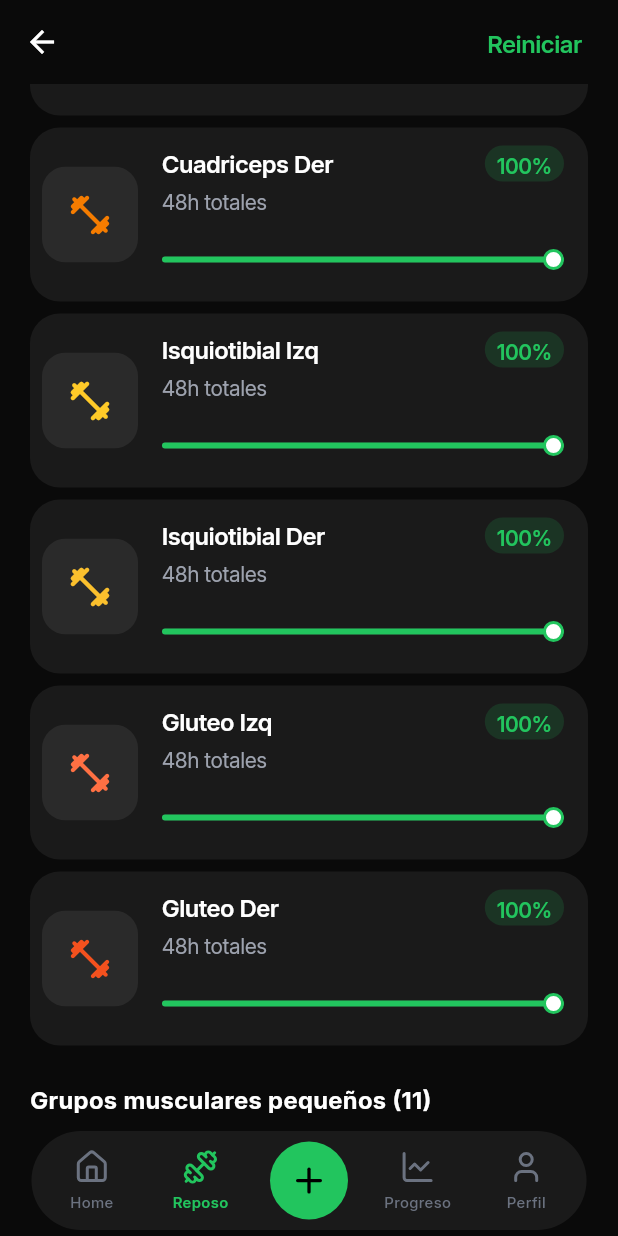
After one commit to eriquezinedine/fiofut, a Flutter app: the AppContentPage screen opened by its route, item 2 of the bottom bar chosen, scrolled down 576 dp, after a tap on "Reiniciar", on a phone screen of 412 x 824 dp. The commit adds this screen. Run offline on Flutter 3.47's test engine with Material 3 defaults, Android fonts, the phone set to English and light mode, and no system bars; our stand-ins replace flutter_riverpod, flutter_slidable, flutter_svg, go_router, google_sign_in, image_picker and 5 more; missing offline and left inert: nation_code_picker; accounts and stored records are empty; generated files the repository leaves out were written again.

Commit message:
repose_widget

```diff
--- /dev/null
+++ b/lib/apps/client/features/repose/domain/providers/muscle_repose_state.dart
@@ -0,0 +1,80 @@
+part of 'muscle_repose_provider.dart';
+
+/// State for a single muscle group's repose progress.
+@immutable
+class MuscleReposeState {
+  const MuscleReposeState({
+    required this.muscle,
+    required this.progress,
+    required this.totalMinutes,
+    this.sliderEnabled = true,
+  });
+
+  final MuscleGroup muscle;
+
+  /// Progress from 0.0 to 1.0.
+  final double progress;
+
+  /// Total rest time in minutes for this muscle.
+  final int totalMinutes;
+
+  /// When false the knob is hidden and the bar is not interactive.
+  final bool sliderEnabled;
+
+  /// Red (0-10%), Orange (11-99%), Green (100%).
+  Color get progressColor {
+    if (progress <= 0.10) return AppColors.error;
+    if (progress >= 1.0) return AppColors.primary;
+    return AppColors.orange;
+  }
+
+  int get remainingMinutes => ((1.0 - progress) * totalMinutes).round();
+
+  String get remainingText {
+    final totalHours = totalMinutes ~/ 60;
+    final totalMins = totalMinutes % 60;
+
+    if (progress >= 1.0) {
+      if (totalHours > 0 && totalMins > 0) {
+        return '${totalHours}h ${totalMins}m totales';
+      }
+      if (totalHours > 0) return '${totalHours}h totales';
+      return '${totalMins}m totales';
+    }
+
+    final remHours = remainingMinutes ~/ 60;
+    final remMins = remainingMinutes % 60;
+    if (remHours > 0 && remMins > 0) return '${remHours}h ${remMins}m restantes';
+    if (remHours > 0) return '${remHours}h restantes';
+    return '${remMins}m restantes';
+  }
+
+  String get progressText => '${(progress * 100).round()}%';
+
+  MuscleReposeState copyWith({
+    MuscleGroup? muscle,
+    double? progress,
+    int? totalMinutes,
+    bool? sliderEnabled,
+  }) {
+    return MuscleReposeState(
+      muscle: muscle ?? this.muscle,
+      progress: progress ?? this.progress,
+      totalMinutes: totalMinutes ?? this.totalMinutes,
+      sliderEnabled: sliderEnabled ?? this.sliderEnabled,
+    );
+  }
+
+  @override
+  bool operator ==(Object other) {
+    if (identical(this, other)) return true;
+    if (other is! MuscleReposeState) return false;
+    return other.muscle == muscle &&
+        other.progress == progress &&
+        other.totalMinutes == totalMinutes &&
+        other.sliderEnabled == sliderEnabled;
+  }
+
+  @override
+  int get hashCode => Object.hash(muscle, progress, totalMinutes, sliderEnabled);
+}
--- a/lib/apps/client/features/repose/domain/providers/providers.dart
+++ b/lib/apps/client/features/repose/domain/providers/providers.dart
@@ -1,3 +1,4 @@
 // Barrel file for repose providers.
 export 'muscle_group_provider.dart';
+export 'muscle_repose_provider.dart';
 export 'repose_provider.dart';
--- /dev/null
+++ b/lib/apps/client/features/repose/presentation/widgets.dart
@@ -0,0 +1,3 @@
+// Barrel file for repose widgets.
+export 'widgets/muscle_custom_painter/front_body_custom_paint.dart';
+export 'widgets/repose_list_sliders/repose_list_sliders.dart';
--- /dev/null
+++ b/lib/apps/client/features/repose/presentation/widgets/repose_list_sliders/repose_list_sliders.dart
@@ -0,0 +1,441 @@
+import 'package:app_ui/app_ui.dart';
+import 'package:fio_fut/apps/client/features/repose/domain/models/muscle_group.dart';
+import 'package:fio_fut/apps/client/features/repose/domain/providers/muscle_repose_provider.dart';
+import 'package:flutter/material.dart';
+import 'package:flutter_riverpod/flutter_riverpod.dart';
+
+// ---------------------------------------------------------------------------
+// Constants
+// ---------------------------------------------------------------------------
+
+const _largeMuscleGroups = {
+  MuscleGroup.chestLeft,
+  MuscleGroup.chestRight,
+  MuscleGroup.upperBack,
+  MuscleGroup.lowerBack,
+  MuscleGroup.quadLeft,
+  MuscleGroup.quadRight,
+  MuscleGroup.hamstringLeft,
+  MuscleGroup.hamstringRight,
+  MuscleGroup.gluteLeft,
+  MuscleGroup.gluteRight,
+};
+
+/// Default list of muscles shown for development / preview.
+const kFakeMuscles = [
+  // Large
+  MuscleGroup.chestLeft,
+  MuscleGroup.chestRight,
+  MuscleGroup.upperBack,
+  MuscleGroup.lowerBack,
+  MuscleGroup.quadLeft,
+  MuscleGroup.quadRight,
+  MuscleGroup.hamstringLeft,
+  MuscleGroup.hamstringRight,
+  MuscleGroup.gluteLeft,
+  MuscleGroup.gluteRight,
+  // Small
+  MuscleGroup.shoulderLeft,
+  MuscleGroup.shoulderRight,
+  MuscleGroup.bicepLeft,
+  MuscleGroup.bicepRight,
+  MuscleGroup.tricepLeft,
+  MuscleGroup.tricepRight,
+  MuscleGroup.forearmLeft,
+  MuscleGroup.forearmRight,
+  MuscleGroup.abs,
+  MuscleGroup.calfLeft,
+  MuscleGroup.calfRight,
+];
+
+// ---------------------------------------------------------------------------
+// Main widget
+// ---------------------------------------------------------------------------
+
+/// Displays muscle groups organized by size with rest-progress sliders.
+///
+/// Each [MuscleGroup] reads from its own [muscleReposeProvider] instance
+/// (autoDispose family) so every card has independent state.
+class ReposeListSliders extends ConsumerWidget {
+  const ReposeListSliders({
+    required this.muscles,
+    super.key,
+  });
+
+  final List<MuscleGroup> muscles;
+
+  @override
+  Widget build(BuildContext context, WidgetRef ref) {
+    final large =
+        muscles.where((m) => _largeMuscleGroups.contains(m)).toList();
+    final small =
+        muscles.where((m) => !_largeMuscleGroups.contains(m)).toList();
+
+    return Scaffold(
+      backgroundColor: AppColors.background,
+      appBar: _buildAppBar(context, ref),
+      body: ListView(
+        padding: const EdgeInsets.symmetric(horizontal: 20),
+        children: [
+          if (large.isNotEmpty) ...[
+            _SectionHeader(
+              title: 'Grupos musculares grandes (${large.length})',
+            ),
+            const SizedBox(height: 45),
+            _MuscleGroupList(muscles: large),
+          ],
+          if (small.isNotEmpty) ...[
+            const SizedBox(height: AppSpacing.lg),
+            _SectionHeader(
+              title: 'Grupos musculares peque\u00f1os (${small.length})',
+            ),
+            const SizedBox(height: 45),
+            _MuscleGroupList(muscles: small),
+          ],
+          const SizedBox(height: AppSpacing.lg),
+        ],
+      ),
+    );
+  }
+
+  PreferredSizeWidget _buildAppBar(BuildContext context, WidgetRef ref) {
+    return AppBar(
+      backgroundColor: AppColors.background,
+      elevation: 0,
+      scrolledUnderElevation: 0,
+      leading: IconButton(
+        icon: const Icon(Icons.arrow_back, size: AppSpacing.iconMd),
+        color: AppColors.textPrimary,
+        onPressed: () => Navigator.of(context).maybePop(),
+      ),
+      actions: [
+        TextButton(
+          onPressed: () {
+            for (final muscle in muscles) {
+              ref.read(muscleReposeProvider(muscle).notifier).reset();
+            }
+          },
+          child: Text(
+            'Reiniciar',
+            style: AppTextStyles.bodyMedium.copyWith(
+              color: AppColors.primary,
+              letterSpacing: -0.32,
+            ),
+          ),
+        ),
+      ],
+    );
+  }
+}
+
+// ---------------------------------------------------------------------------
+// Section header
+// ---------------------------------------------------------------------------
+
+class _SectionHeader extends StatelessWidget {
+  const _SectionHeader({required this.title});
+
+  final String title;
+
+  @override
+  Widget build(BuildContext context) {
+    return Text(
+      title,
+      style: AppTextStyles.bodyMedium.copyWith(
+        fontWeight: FontWeight.w700,
+        color: AppColors.textPrimary,
+      ),
+    );
+  }
+}
+
+// ---------------------------------------------------------------------------
+// Muscle group list (no scroll – embedded in parent ListView)
+// ---------------------------------------------------------------------------
+
+class _MuscleGroupList extends StatelessWidget {
+  const _MuscleGroupList({required this.muscles});
+
+  final List<MuscleGroup> muscles;
+
+  @override
+  Widget build(BuildContext context) {
+    return Column(
+      children: [
+        for (int i = 0; i < muscles.length; i++) ...[
+          MuscleGroupCard(muscle: muscles[i]),
+          if (i < muscles.length - 1) const SizedBox(height: AppSpacing.xs),
+        ],
+      ],
+    );
+  }
+}
+
+// ---------------------------------------------------------------------------
+// MuscleGroupCard – reads from its own provider instance
+// ---------------------------------------------------------------------------
+
+/// Card showing a muscle group's image, name, remaining time, progress bar
+/// and percentage badge. State comes from [muscleReposeProvider].
+class MuscleGroupCard extends ConsumerWidget {
+  const MuscleGroupCard({required this.muscle, super.key});
+
+  final MuscleGroup muscle;
+
+  @override
+  Widget build(BuildContext context, WidgetRef ref) {
+    final state = ref.watch(muscleReposeProvider(muscle));
+
+    return Container(
+      decoration: const BoxDecoration(
+        color: AppColors.card,
+        borderRadius: AppSpacing.borderRadiusXl,
+      ),
+      padding: const EdgeInsets.only(
+        left: AppSpacing.xs,
+        right: AppSpacing.md,
+        top: AppSpacing.sm,
+        bottom: AppSpacing.sm,
+      ),
+      child: Row(
+        children: [
+          _MuscleImage(muscle: muscle),
+          AppSpacing.horizontalMd,
+          Expanded(
+            child: Column(
+              crossAxisAlignment: CrossAxisAlignment.start,
+              mainAxisSize: MainAxisSize.min,
+              children: [
+                Row(
+                  crossAxisAlignment: CrossAxisAlignment.start,
+                  children: [
+                    Expanded(
+                      child: Column(
+                        crossAxisAlignment: CrossAxisAlignment.start,
+                        children: [
+                          Text(
+                            muscle.label,
+                            style: AppTextStyles.bodyMedium.copyWith(
+                              letterSpacing: -0.32,
+                              color: AppColors.textPrimary,
+                            ),
+                            maxLines: 1,
+                            overflow: TextOverflow.ellipsis,
+                          ),
+                          const SizedBox(height: AppSpacing.xxs),
+                          Text(
+                            state.remainingText,
+                            style: AppTextStyles.caption.copyWith(
+                              letterSpacing: -0.28,
+                              color: AppColors.textDescription,
+                            ),
+                          ),
+                        ],
+                      ),
+                    ),
+                    const SizedBox(width: AppSpacing.xs),
+                    ProgressBadge(
+                      text: state.progressText,
+                      color: state.progressColor,
+                    ),
+                  ],
+                ),
+                const SizedBox(height: AppSpacing.sm),
+                MuscleProgressBar(
+                  progress: state.progress,
+                  color: state.progressColor,
+                  showKnob: state.sliderEnabled,
+                  onChanged: state.sliderEnabled
+                      ? (value) {
+                          ref
+                              .read(muscleReposeProvider(muscle).notifier)
+                              .updateProgress(value);
+                        }
+                      : null,
+                ),
+              ],
+            ),
+          ),
+        ],
+      ),
+    );
+  }
+}
+
+// ---------------------------------------------------------------------------
+// Muscle image placeholder
+// ---------------------------------------------------------------------------
+
+class _MuscleImage extends StatelessWidget {
+  const _MuscleImage({required this.muscle});
+
+  final MuscleGroup muscle;
+
+  @override
+  Widget build(BuildContext context) {
+    return ClipRRect(
+      borderRadius: AppSpacing.borderRadiusLg,
+      child: Container(
+        width: AppSpacing.xxxl,
+        height: AppSpacing.xxxl,
+        color: AppColors.surfaceAlt,
+        child: Center(
+          child: Icon(
+            Icons.fitness_center_rounded,
+            color: muscle.defaultColor,
+            size: AppSpacing.iconLg,
+          ),
+        ),
+      ),
+    );
+  }
+}
+
+// ---------------------------------------------------------------------------
+// ProgressBadge – pill-shaped percentage badge
+// ---------------------------------------------------------------------------
+
+class ProgressBadge extends StatelessWidget {
+  const ProgressBadge({
+    required this.text,
+    required this.color,
+    super.key,
+  });
+
+  final String text;
+  final Color color;
+
+  @override
+  Widget build(BuildContext context) {
+    return Container(
+      height: AppSpacing.lg,
+      padding: const EdgeInsets.symmetric(
+        horizontal: AppSpacing.xs,
+        vertical: AppSpacing.xxs,
+      ),
+      decoration: BoxDecoration(
+        color: color.withValues(alpha: 0.15),
+        borderRadius: AppSpacing.borderRadiusFull,
+      ),
+      child: Center(
+        widthFactor: 1,
+        child: Text(
+          text,
+          style: AppTextStyles.titleSmall.copyWith(
+            letterSpacing: -0.28,
+            color: color,
+          ),
+        ),
+      ),
+    );
+  }
+}
+
+// ---------------------------------------------------------------------------
+// MuscleProgressBar – interactive slider with circular knob
+// ---------------------------------------------------------------------------
+
+/// A thin horizontal progress bar with an optional draggable circular knob.
+///
+/// When [showKnob] is `false` the knob is hidden and gestures are disabled,
+/// turning the widget into a read-only progress indicator.
+class MuscleProgressBar extends StatelessWidget {
+  const MuscleProgressBar({
+    required this.progress,
+    required this.color,
+    this.showKnob = true,
+    this.onChanged,
+    super.key,
+  });
+
+  final double progress;
+  final Color color;
+
+  /// Whether to show the circular knob and allow interaction.
+  final bool showKnob;
+
+  /// Called when the user drags the knob to a new position.
+  final ValueChanged<double>? onChanged;
+
+  static const double _trackHeight = 4;
+  static const double _knobSize = 14;
+  static const double _knobBorder = 2;
+
+  @override
+  Widget build(BuildContext context) {
+    final clamped = progress.clamp(0.0, 1.0);
+    final interactive = showKnob && onChanged != null;
+
+    return LayoutBuilder(
+      builder: (context, constraints) {
+        final trackWidth = constraints.maxWidth;
+        final progressWidth = trackWidth * clamped;
+        final knobLeft = (progressWidth - _knobSize / 2)
+            .clamp(0.0, trackWidth - _knobSize);
+
+        final bar = SizedBox(
+          height: showKnob ? _knobSize : _trackHeight,
+          child: Stack(
+            alignment: Alignment.centerLeft,
+            children: [
+              // Track background
+              Container(
+                height: _trackHeight,
+                decoration: const BoxDecoration(
+                  color: AppColors.surfaceAlt,
+                  borderRadius: AppSpacing.borderRadiusFull,
+                ),
+              ),
+              // Progress fill
+              Container(
+                height: _trackHeight,
+                width: progressWidth,
+                decoration: BoxDecoration(
+                  color: color,
+                  borderRadius: AppSpacing.borderRadiusFull,
+                ),
+              ),
+              // Circular knob (only when enabled)
+              if (showKnob)
+                Positioned(
+                  left: knobLeft,
+                  child: Container(
+                    width: _knobSize,
+                    height: _knobSize,
+                    decoration: BoxDecoration(
+                      color: AppColors.white,
+                      shape: BoxShape.circle,
+                      border: Border.all(
+                        color: color,
+                        width: _knobBorder,
+                      ),
+                    ),
+                  ),
+                ),
+            ],
+          ),
+        );
+
+        if (!interactive) return bar;
+
+        return GestureDetector(
+          behavior: HitTestBehavior.opaque,
+          onHorizontalDragUpdate: (details) {
+            final v =
+                (details.localPosition.dx / trackWidth).clamp(0.0, 1.0);
+            onChanged!(v);
+          },
+          onTapDown: (details) {
+            final v =
+                (details.localPosition.dx / trackWidth).clamp(0.0, 1.0);
+            onChanged!(v);
+          },
+          child: SizedBox(
+            height: 32,
+            child: Center(child: bar),
+          ),
+        );
+      },
+    );
+  }
+}
--- a/lib/apps/client/features/repose/presentation/widgets/widgets.dart
+++ /dev/null
@@ -1,2 +0,0 @@
-// Barrel file for repose widgets.
-export 'muscle_custom_painter/front_body_custom_paint.dart';
```
Also changed, not shown: lib/apps/client/features/repose/domain/providers/muscle_repose_provider.dart (added, +99 -0 lines), lib/apps/client/features/repose/presentation/screens/repose_screen.dart (+3 -42 lines).
